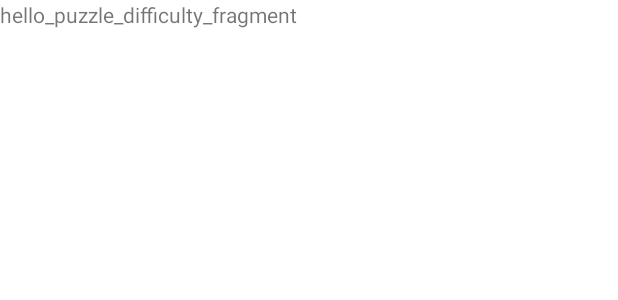
After one commit to Rock-in-the-SHELL/DementiaAlarm, an Android app: the layout fragment_puzzle_difficulty.xml on its own in the app's theme, with its tools: preview values and no code run, on a phone screen of 412 x 824 dp. The commit adds this screen. Shown: the top 300 px of the screen. Run offline under Robolectric (Android 15) with nearby library versions, the phone set to English and light mode, and no system bars.

Commit message:
2022/01/16 23:00

```diff
--- a/PuzzleAlarm/app/src/main/res/layout/activity_main.xml
+++ b/PuzzleAlarm/app/src/main/res/layout/activity_main.xml
@@ -13,4 +13,9 @@
         android:layout_height="wrap_content"
         app:layout_constraintBottom_toBottomOf="parent"/>
 
+    <FrameLayout
+        android:id="@+id/container"
+        android:layout_width="match_parent"
+        android:layout_height="match_parent"
+        />
 </androidx.constraintlayout.widget.ConstraintLayout>
--- /dev/null
+++ b/PuzzleAlarm/app/src/main/res/layout/fragment_puzzle_difficulty.xml
@@ -0,0 +1,13 @@
+<FrameLayout xmlns:android="http://schemas.android.com/apk/res/android"
+    xmlns:tools="http://schemas.android.com/tools"
+    android:layout_width="match_parent"
+    android:layout_height="match_parent"
+    tools:context="com.fragments.PuzzleDifficultyFragment">
+
+    <!-- TODO: Update blank fragment layout -->
+    <TextView
+        android:layout_width="match_parent"
+        android:layout_height="match_parent"
+        android:text="hello_puzzle_difficulty_fragment" />
+
+</FrameLayout>
```
Also changed, not shown: PuzzleAlarm/app/src/main/java/com/activities/MainActivity.java (+16 -1 lines), PuzzleAlarm/app/src/main/java/com/fragments/MainButtonFragment.java (+31 -23 lines), PuzzleAlarm/app/src/main/java/com/fragments/PuzzleDifficultyFragment.java (added, +66 -0 lines).
